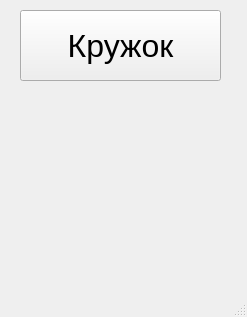
This is UI.ui in DenKish2005/yandex as Qt 5 draws it before an edit. The edited form follows.
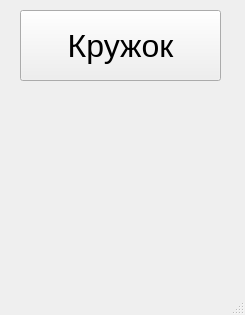
This is the edited form.

Diff of the .ui file:
```diff
--- a/UI.ui
+++ b/UI.ui
@@ -6,8 +6,8 @@
    <rect>
     <x>0</x>
     <y>0</y>
-    <width>247</width>
-    <height>317</height>
+    <width>245</width>
+    <height>315</height>
    </rect>
   </property>
   <property name="windowTitle">
```
